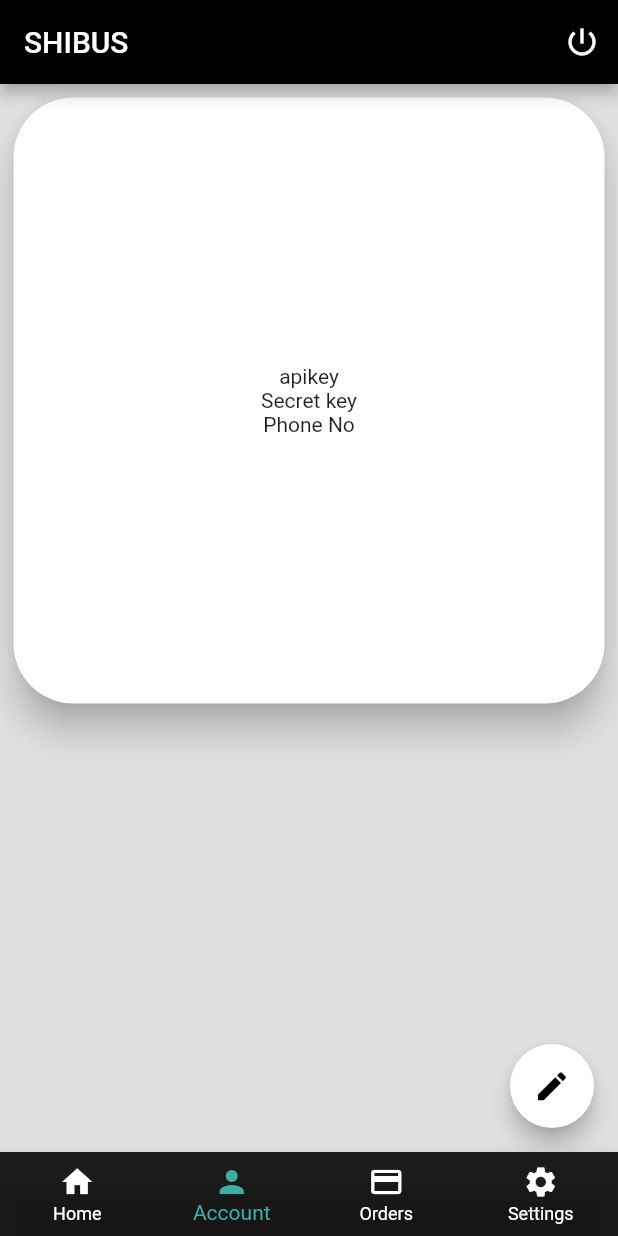
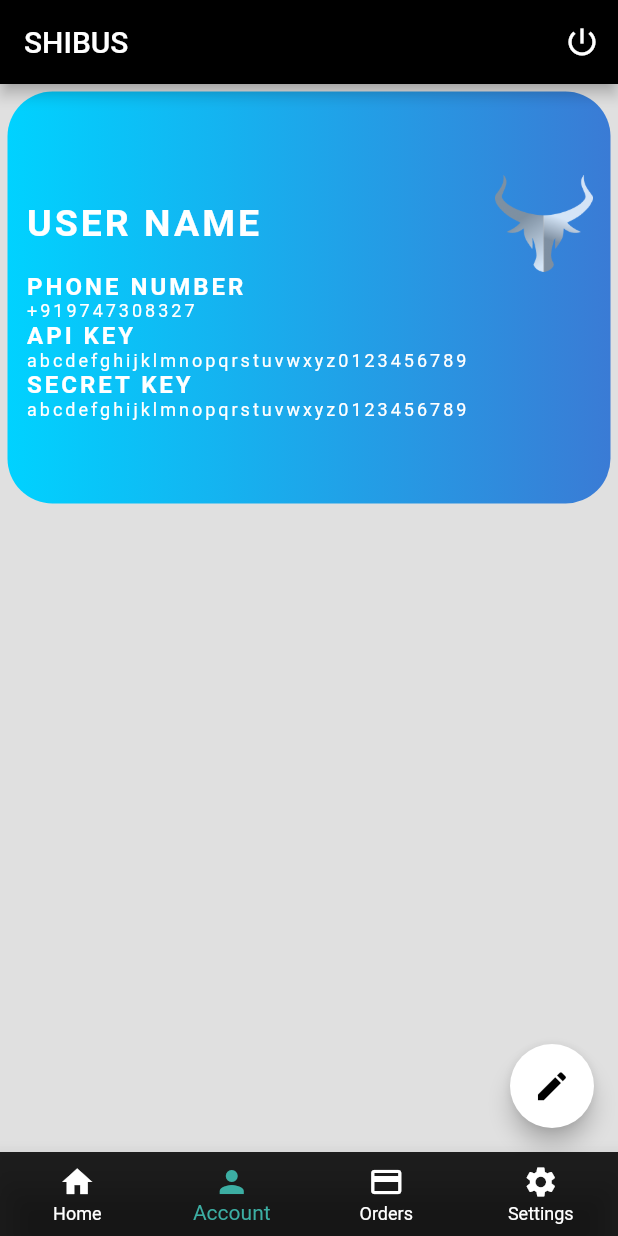
Before and after one commit to shibusindia/shibus, a Flutter app: the screen it shows once a user with an empty profile is signed in, item 2 of the bottom bar chosen, on a phone screen of 412 x 824 dp. Run offline on Flutter 3.47's test engine with Material 2 defaults, Android fonts, the phone set to English and light mode, and no system bars; our stand-ins replace cloud_firestore, firebase_auth, shimmer, simple_animations; accounts and stored records are empty.

Commit message:
account card

```diff
--- a/lib/screen/authenticate/register.dart
+++ b/lib/screen/authenticate/register.dart
@@ -20,8 +20,9 @@ class _RegisterPageState extends State<RegisterPage> {
   bool _showConfirm = false;
   bool _isPassword = true;
   bool _isConfirm = true;
-  Color passColor = Colors.red;
-  Color emailColor = Colors.red;
+  Color _passColor = Colors.grey;
+  Color _emailColor = Colors.grey;
+  Color _confirmColor = Colors.grey;
   final _emailController = TextEditingController();
   final _confirmPasswordController = TextEditingController();
   final _passwordController = TextEditingController();
@@ -83,6 +84,7 @@ class _RegisterPageState extends State<RegisterPage> {
                                     labelText: 'Email',
                                     prefixIcon: Icon(
                                       Icons.mail_outline,
+                                      color: _emailColor,
                                     ),
                                     border: OutlineInputBorder(
                                       borderRadius: BorderRadius.circular(50.0),
@@ -97,9 +99,11 @@ class _RegisterPageState extends State<RegisterPage> {
                                         .hasMatch(value)) {
                                       setState(() {
                                         _isEmailValid = false;
+                                        _emailColor = Colors.redAccent;
                                       });
                                     } else {
                                       setState(() {
+                                        _emailColor = Colors.blueAccent;
                                         _isEmailValid = true;
                                       });
                                     }
@@ -118,6 +122,7 @@ class _RegisterPageState extends State<RegisterPage> {
                                   labelText: 'Password',
                                   prefixIcon: Icon(
                                     Icons.lock_outline,
+                                    color: _passColor,
                                   ),
                                   suffixIcon: IconButton(
                                     icon: Icon(
@@ -140,10 +145,12 @@ class _RegisterPageState extends State<RegisterPage> {
                                 onChanged: (String value) {
                                   if (value.length < 8 || value == '') {
                                     setState(() {
+                                      _passColor = Colors.red;
                                       this._isPassword = false;
                                     });
                                   } else {
                                     setState(() {
+                                      _passColor = Colors.blue;
                                       this._isPassword = true;
                                     });
                                   }
@@ -166,14 +173,16 @@ class _RegisterPageState extends State<RegisterPage> {
                                   labelText: 'Confirm Password',
                                   prefixIcon: Icon(
                                     Icons.lock_outline,
+                                    color: _confirmColor,
                                   ),
                                   errorText: _isConfirm
                                       ? null
                                       : 'Password not matched',
                                   suffixIcon: IconButton(
-                                    icon: Icon(
-                                      Icons.remove_red_eye,
-                                    ),
+                                    icon: Icon(Icons.remove_red_eye,
+                                        color: this._showConfirm
+                                            ? Colors.blue
+                                            : Colors.grey),
                                     onPressed: () {
                                       setState(() => this._showConfirm =
                                           !this._showConfirm);
@@ -184,10 +193,12 @@ class _RegisterPageState extends State<RegisterPage> {
                                   if (_confirmPasswordController.text !=
                                       _passwordController.text) {
                                     setState(() {
+                                      _confirmColor = Colors.redAccent;
                                       this._isConfirm = false;
                                     });
                                   } else {
                                     setState(() {
+                                      _confirmColor = Colors.blueAccent;
                                       this._isConfirm = true;
                                     });
                                   }
--- a/lib/screen/home/account_tab.dart
+++ b/lib/screen/home/account_tab.dart
@@ -13,26 +13,80 @@ class _AccountsState extends State<Accounts> {
     return Scaffold(
       key: _scaffoldKey,
       body: Container(
-        height: MediaQuery.of(context).size.height / 2,
+        height: MediaQuery.of(context).size.height / 3,
         width: MediaQuery.of(context).size.width,
-        margin: EdgeInsets.all(5.0),
-        child: Card(
-          elevation: 10.0,
-          shape: RoundedRectangleBorder(
-            borderRadius: BorderRadius.all(
-              Radius.circular(40.0),
+        decoration: BoxDecoration(
+          borderRadius: BorderRadius.all(Radius.circular(30.0)),
+          gradient: LinearGradient(
+            begin: Alignment.centerLeft,
+            colors: [
+              Color(0xff00d2ff),
+              Color(0xff3a7bd5),
+            ],
           ),
         ),
-          color: Colors.white,
-          child: Center(
+        margin: EdgeInsets.all(5.0),
+        child: Padding(
+          padding: const EdgeInsets.all(12.0),
           child: Column(
+            crossAxisAlignment: CrossAxisAlignment.start,
+            mainAxisSize: MainAxisSize.max,
             mainAxisAlignment: MainAxisAlignment.center,
             children: <Widget>[
-                Text('apikey'),
-                Text('Secret key'),
-                Text('Phone No'),
+              Row(
+                mainAxisSize: MainAxisSize.max,
+                crossAxisAlignment: CrossAxisAlignment.center,
+                mainAxisAlignment: MainAxisAlignment.spaceBetween,
+                children: <Widget>[
+                  Text(
+                    'User Name'.toUpperCase(),
+                    style: accountStyle(
+                      size: 25.0,
+                      weight: FontWeight.bold,
+                    ),
+                  ),
+                  Image(
+                    image: AssetImage('assets/loginlogo.png'),
+                    width: 65.0,
+                    height: 65.0,
+                  )
                 ],
               ),
+              Text(
+                'Phone Number'.toUpperCase(),
+                style: accountStyle(
+                  size: 16.0,
+                  weight: FontWeight.bold,
+                ),
+              ),
+              Text(
+                '+919747308327',
+                style: accountStyle(size: 12.0),
+              ),
+
+              Text(
+                'API Key'.toUpperCase(),
+                style: accountStyle(
+                  size: 16.0,
+                  weight: FontWeight.bold,
+                ),
+              ),
+              Text(
+                                'abcdefghijklmnopqrstuvwxyz0123456789',
+                style: accountStyle(size: 12.0),
+              ),
+              Text(
+                'Secret Key'.toUpperCase(),
+                style: accountStyle(
+                  size: 16.0,
+                  weight: FontWeight.bold,
+                ),
+              ),
+              Text(
+                'abcdefghijklmnopqrstuvwxyz0123456789',
+                style: accountStyle(size: 12.0),
+              ),
+            ],
           ),
         ),
       ),
@@ -41,9 +95,22 @@ class _AccountsState extends State<Accounts> {
         tooltip: 'Edit',
         onPressed: () => showModalBottomSheet(
             context: context, builder: (ctx) => _buildBottomSheet(ctx)),
-        child: Icon(Icons.edit,color: Colors.black,size: 25,),
+        child: Icon(
+          Icons.edit,
+          color: Colors.black,
+          size: 25,
+        ),
       ),
       floatingActionButtonLocation: FloatingActionButtonLocation.endFloat,
+    );
+  }
+
+  TextStyle accountStyle({double size, FontWeight weight}) {
+    return TextStyle(
+      color: Colors.white,
+      fontWeight: weight ?? FontWeight.normal,
+      fontSize: size,
+      letterSpacing: 2.0,
     );
   }
 
```
Lines whose indentation alone changed are shown as unchanged.
